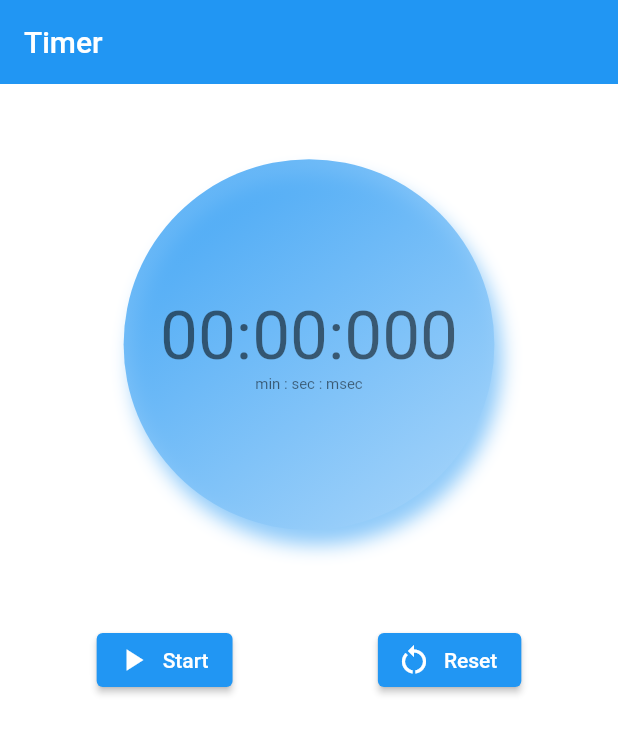
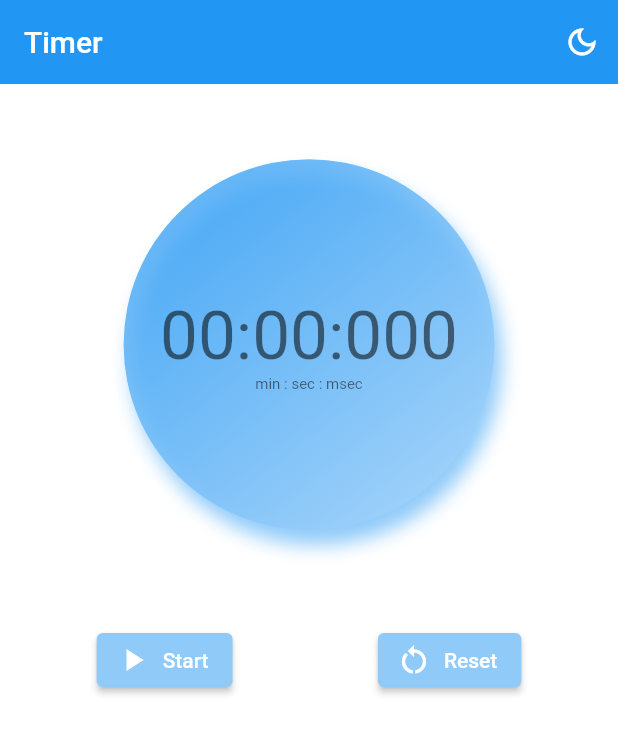
Before and after one commit to prgmr/DT_timer, a Flutter app: the screen it shows after launch, on a phone screen of 412 x 824 dp. Shown: the top 734 px of the screen. Run offline on Flutter 3.47's test engine with Material 2 defaults, Android fonts, the phone set to English and light mode, and no system bars; our stand-ins replace get.

Commit message:
add changing theme

```diff
--- a/lib/home_page.dart
+++ b/lib/home_page.dart
@@ -16,6 +16,17 @@ class TimerPage extends StatelessWidget {
         appBar: AppBar(
           elevation: 0,
           title: const Text("Timer"),
+          actions: [
+            IconButton(
+              icon: Icon(Get.isDarkMode
+                  ? Icons.light_mode_outlined
+                  : Icons.dark_mode_outlined),
+              onPressed: () {
+                Get.changeTheme(
+                    Get.isDarkMode ? ThemeData.light() : ThemeData.dark());
+              },
+            )
+          ],
         ),
         body: Container(
           color: Theme.of(context).colorScheme.onPrimaryContainer,
@@ -74,15 +85,30 @@ class TimerPage extends StatelessWidget {
                         ? ElevatedButton.icon(
                             onPressed: timerController.pauseTimer,
                             icon: const Icon(Icons.pause),
-                            label: const Text("Pause"))
+                            label: const Text("Pause"),
+                            style: ElevatedButton.styleFrom(
+                              backgroundColor:
+                                  Theme.of(context).colorScheme.background,
+                            ),
+                          )
                         : ElevatedButton.icon(
                             onPressed: timerController.startTimer,
                             icon: const Icon(Icons.play_arrow),
-                            label: const Text("Start"))),
+                            label: const Text("Start"),
+                            style: ElevatedButton.styleFrom(
+                              backgroundColor:
+                                  Theme.of(context).colorScheme.background,
+                            ),
+                          )),
                     ElevatedButton.icon(
-                        onPressed: timerController.resetTimer,
-                        icon: const Icon(Icons.restart_alt),
-                        label: const Text("Reset")),
+                      onPressed: timerController.resetTimer,
+                      icon: const Icon(Icons.restart_alt),
+                      label: const Text("Reset"),
+                      style: ElevatedButton.styleFrom(
+                        backgroundColor:
+                            Theme.of(context).colorScheme.background,
+                      ),
+                    ),
                   ],
                 ),
               ),
@@ -101,12 +127,21 @@ class TimerPage extends StatelessWidget {
                             child: Row(
                               mainAxisAlignment: MainAxisAlignment.spaceEvenly,
                               children: [
-                                Text(getFormattedTime(timer),
-                                    style:
-                                        Theme.of(context).textTheme.titleSmall),
+                                Text(
+                                  getFormattedTime(timer),
+                                  style: TextStyle(
+                                    color: Theme.of(context)
+                                        .colorScheme
+                                        .background,
+                                  ),
+                                ),
                                 Text(
                                   '${index + 1} Lap',
-                                  style: Theme.of(context).textTheme.titleSmall,
+                                  style: TextStyle(
+                                    color: Theme.of(context)
+                                        .colorScheme
+                                        .background,
+                                  ),
                                 ),
                               ],
                             ),
--- a/lib/main.dart
+++ b/lib/main.dart
@@ -15,7 +15,6 @@ class TimerApp extends StatelessWidget {
     return GetMaterialApp(
       debugShowCheckedModeBanner: false,
       title: 'Timer Application',
-      theme: ThemeData(primarySwatch: Colors.blue),
       home: TimerPage(),
     );
   }
```
